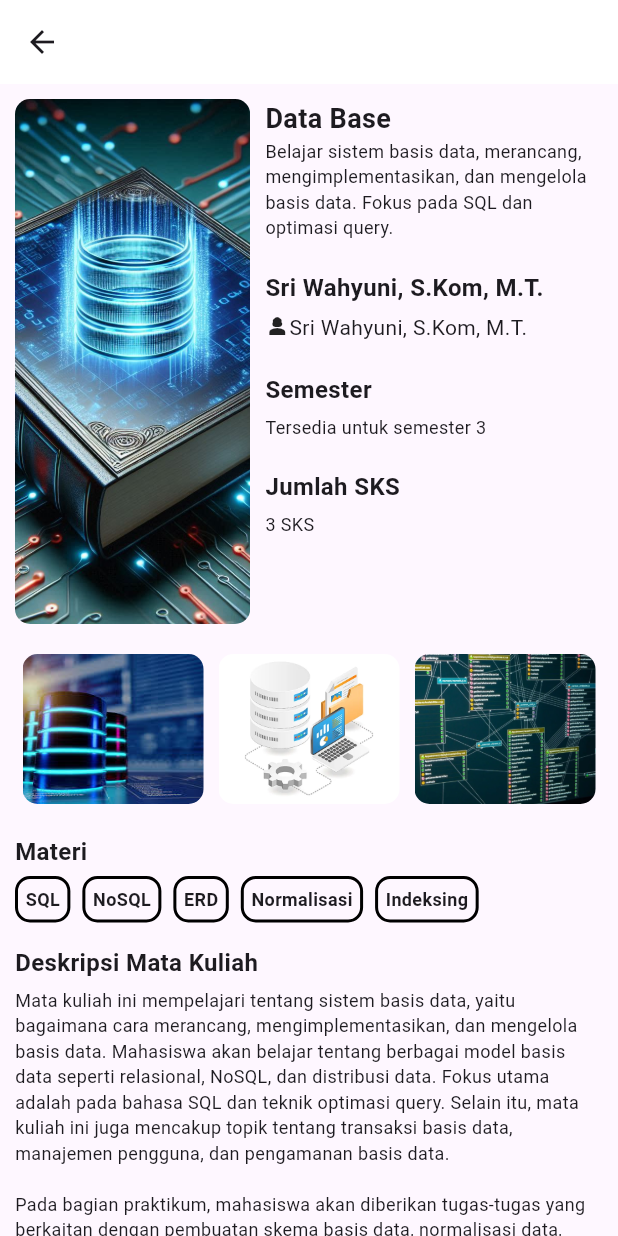
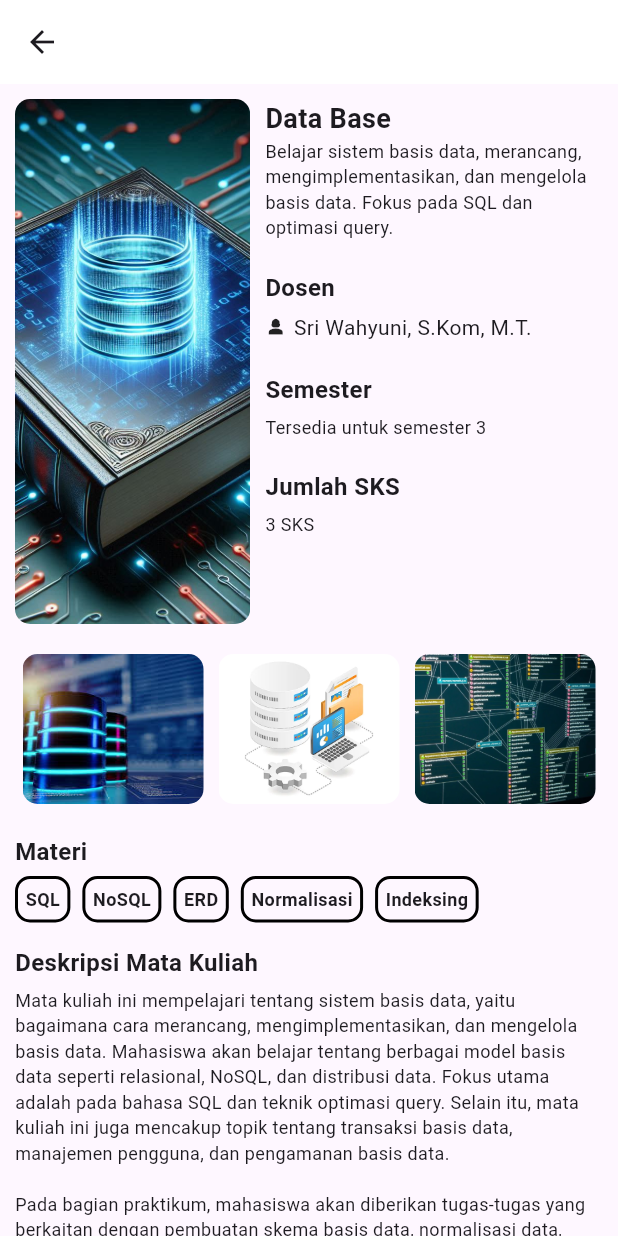
Before and after one commit to zumaku/flutter_journery, a Flutter app: the screen it shows after launch, after a tap on "Data Base", on a phone screen of 412 x 824 dp. Run offline on Flutter 3.47's test engine with Material 3 defaults, Android fonts, the phone set to English and light mode, and no system bars.

Commit message:
Fixing some bugs

```diff
--- a/lib/detail_screen.dart
+++ b/lib/detail_screen.dart
@@ -64,9 +64,9 @@ class DetailScreen extends StatelessWidget {
                           ),
                           const SizedBox(height: 20),
 
-                          Text(
-                            matkul.dosen,
-                            style: const TextStyle(
+                          const Text(
+                            "Dosen",
+                            style: TextStyle(
                               fontSize: 16,
                               fontWeight: FontWeight.bold,
                             ),
@@ -75,9 +75,15 @@ class DetailScreen extends StatelessWidget {
                           Row(children: [
                             const Icon(
                               Icons.person_3,
-                              size: 16
+                              size: 14
                             ),
-                            Text(matkul.dosen),
+                            const SizedBox(width: 5),
+                            Expanded(
+                              child: Text(
+                                matkul.dosen,
+                                overflow: TextOverflow.visible
+                              ),
+                            ),
                           ],),
                           const SizedBox(height: 20),
 
```
Also changed, not shown: images/mechinelearning4.jpeg (added).
